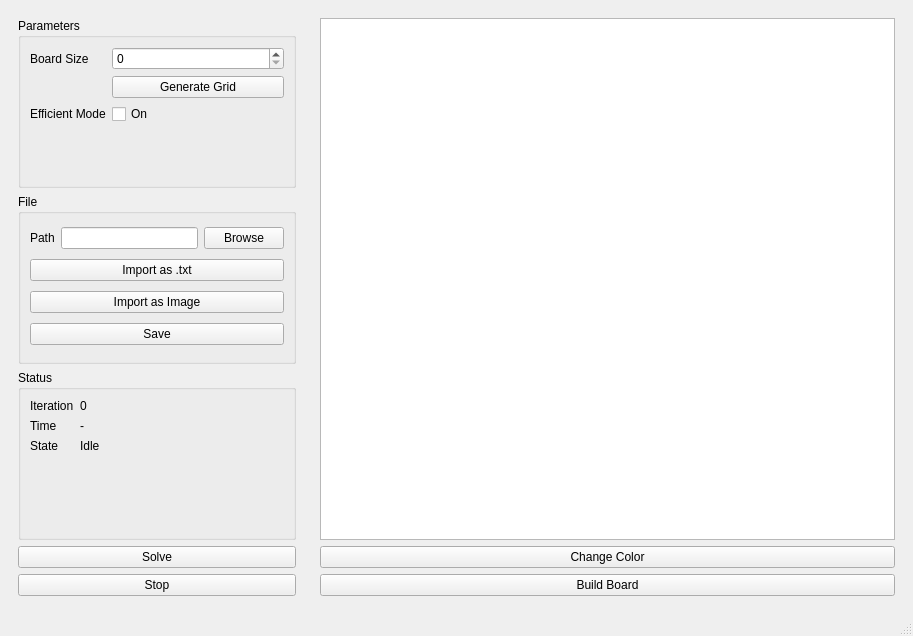
This is src/GUI/mainwindow.ui in mhps-null/Tucil1_13524053 as Qt 5 draws it before an edit. The edited form follows.
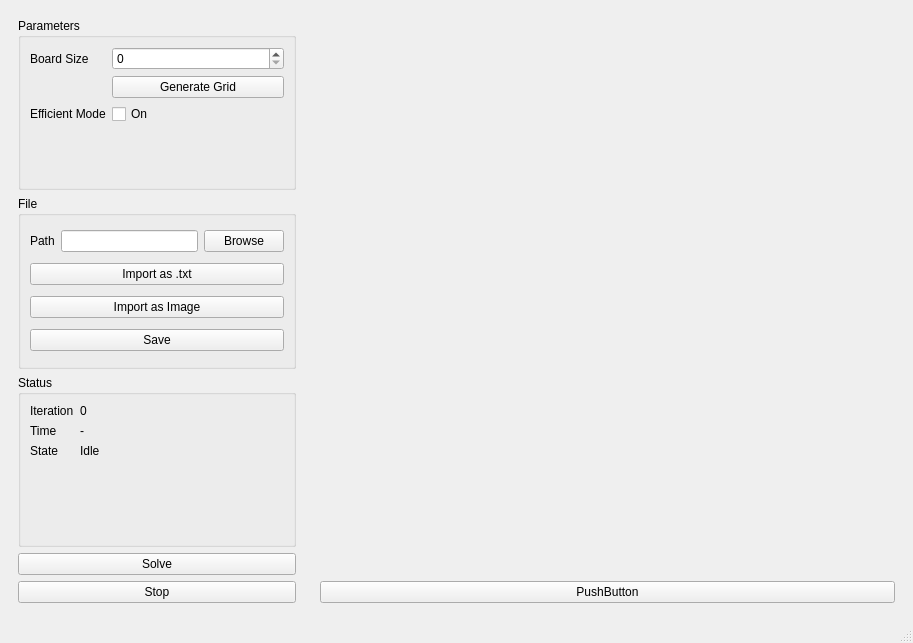
This is the edited form. Custom widgets are drawn as their Qt base class.

Commit message: feat: image loader

What changed in the file:
```diff
--- a/src/GUI/mainwindow.ui
+++ b/src/GUI/mainwindow.ui
@@ -7,7 +7,7 @@
     <x>0</x>
     <y>0</y>
     <width>913</width>
-    <height>636</height>
+    <height>643</height>
    </rect>
   </property>
   <property name="windowTitle">
@@ -192,7 +192,7 @@
        </sizepolicy>
       </property>
       <property name="currentIndex">
-       <number>1</number>
+       <number>2</number>
       </property>
       <widget class="QWidget" name="boardWidget">
        <property name="sizePolicy">
@@ -240,6 +240,20 @@
         </item>
        </layout>
       </widget>
+      <widget class="QWidget" name="imagePage">
+       <layout class="QVBoxLayout" name="verticalLayout">
+        <item>
+         <widget class="ImageWidget" name="imageWidget" native="true"/>
+        </item>
+        <item>
+         <widget class="QPushButton" name="pushButton">
+          <property name="text">
+           <string>PushButton</string>
+          </property>
+         </widget>
+        </item>
+       </layout>
+      </widget>
      </widget>
     </item>
    </layout>
@@ -256,6 +270,14 @@
   </widget>
   <widget class="QStatusBar" name="statusbar"/>
  </widget>
+ <customwidgets>
+  <customwidget>
+   <class>ImageWidget</class>
+   <extends>QWidget</extends>
+   <header>ImageWidget.h</header>
+   <container>1</container>
+  </customwidget>
+ </customwidgets>
  <resources/>
  <connections/>
 </ui>
```
The commit also changes 6 other files.
